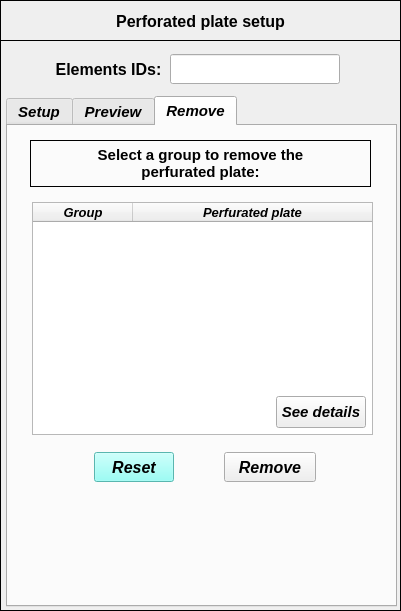
This is data/user_input/ui/Model/Setup/Acoustic/perforatedPlateInput.ui in open-pulse/OpenPulse as Qt 5 draws it before an edit. The edited form follows.
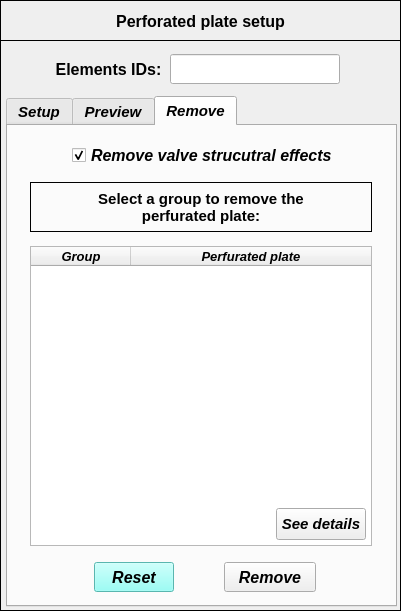
This is the edited form. The open tabs and pages were chosen to show the change. Icons and pictures are not drawn.

Commit message: Remove structural valve through Add Perf. Plate

```diff
--- a/data/user_input/ui/Model/Setup/Acoustic/perforatedPlateInput.ui
+++ b/data/user_input/ui/Model/Setup/Acoustic/perforatedPlateInput.ui
@@ -3205,22 +3205,22 @@
       <widget class="QTreeWidget" name="treeWidget_perforated_plate_remove">
        <property name="geometry">
         <rect>
-         <x>24</x>
-         <y>76</y>
-         <width>341</width>
-         <height>233</height>
+         <x>22</x>
+         <y>120</y>
+         <width>342</width>
+         <height>300</height>
         </rect>
        </property>
        <property name="minimumSize">
         <size>
-         <width>0</width>
-         <height>0</height>
+         <width>342</width>
+         <height>300</height>
         </size>
        </property>
        <property name="maximumSize">
         <size>
-         <width>16777215</width>
-         <height>1000000</height>
+         <width>342</width>
+         <height>300</height>
         </size>
        </property>
        <property name="font">
@@ -3283,11 +3283,23 @@
        <property name="geometry">
         <rect>
          <x>22</x>
-         <y>14</y>
-         <width>341</width>
-         <height>47</height>
+         <y>56</y>
+         <width>342</width>
+         <height>50</height>
         </rect>
        </property>
+       <property name="minimumSize">
+        <size>
+         <width>342</width>
+         <height>50</height>
+        </size>
+       </property>
+       <property name="maximumSize">
+        <size>
+         <width>342</width>
+         <height>50</height>
+        </size>
+       </property>
        <property name="font">
         <font>
          <family>Arial</family>
@@ -3315,7 +3327,7 @@
        <property name="geometry">
         <rect>
          <x>216</x>
-         <y>326</y>
+         <y>436</y>
          <width>92</width>
          <height>30</height>
         </rect>
@@ -3349,7 +3361,7 @@
        <property name="geometry">
         <rect>
          <x>268</x>
-         <y>270</y>
+         <y>382</y>
          <width>90</width>
          <height>32</height>
         </rect>
@@ -3383,7 +3395,7 @@
        <property name="geometry">
         <rect>
          <x>86</x>
-         <y>326</y>
+         <y>436</y>
          <width>80</width>
          <height>30</height>
         </rect>
@@ -3419,6 +3431,39 @@
         <bool>false</bool>
        </property>
       </widget>
+      <widget class="QCheckBox" name="checkBox_remove_valve_structural_effects">
+       <property name="geometry">
+        <rect>
+         <x>64</x>
+         <y>14</y>
+         <width>280</width>
+         <height>30</height>
+        </rect>
+       </property>
+       <property name="minimumSize">
+        <size>
+         <width>280</width>
+         <height>30</height>
+        </size>
+       </property>
+       <property name="maximumSize">
+        <size>
+         <width>280</width>
+         <height>30</height>
+        </size>
+       </property>
+       <property name="font">
+        <font>
+         <pointsize>12</pointsize>
+        </font>
+       </property>
+       <property name="text">
+        <string>Remove valve strucutral effects</string>
+       </property>
+       <property name="checked">
+        <bool>true</bool>
+       </property>
+      </widget>
      </widget>
     </widget>
     <widget class="QLineEdit" name="lineEdit_elementID">
```
The commit also changes 2 other files.
